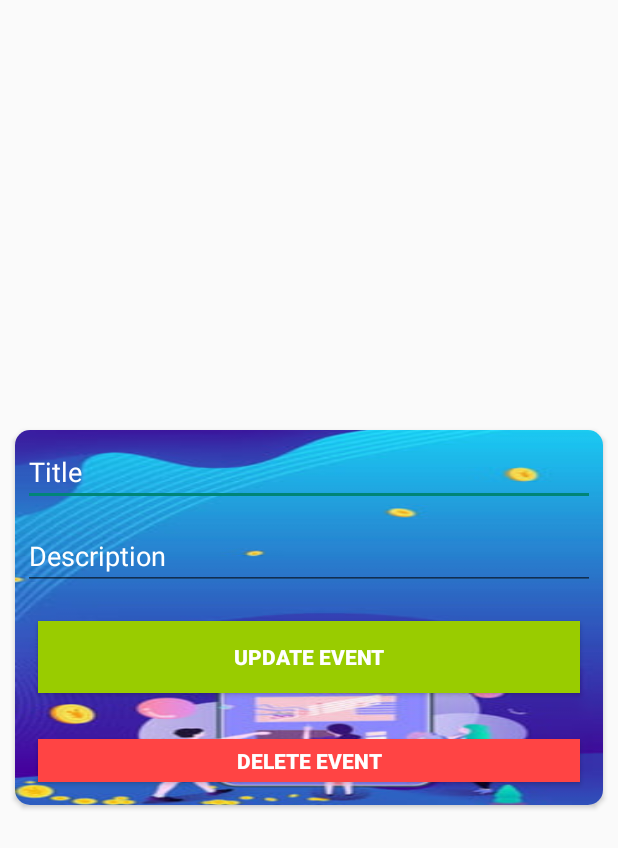
After one commit to Sananthkc/Personal-Info-Sys, an Android app: the layout activity_event_edit.xml on its own in the app's theme, with its tools: preview values and no code run, on a phone screen of 412 x 824 dp. The commit adds this screen. Shown: the top 848 px of the screen. Run offline under Robolectric (Android 15) with nearby library versions, the phone set to English and light mode, and no system bars.

Commit message:
recycler view error

```diff
--- a/app/build.gradle
+++ b/app/build.gradle
@@ -34,6 +34,7 @@ dependencies {
     implementation 'com.google.firebase:firebase-storage:19.2.0'
     implementation 'com.google.firebase:firebase-firestore:22.0.0'
     implementation 'com.squareup.picasso:picasso:2.71828'
+    implementation 'androidx.cardview:cardview:1.0.0'
     testImplementation 'junit:junit:4.12'
     androidTestImplementation 'androidx.test.ext:junit:1.1.2'
     androidTestImplementation 'androidx.test.espresso:espresso-core:3.3.0'
--- a/app/src/main/AndroidManifest.xml
+++ b/app/src/main/AndroidManifest.xml
@@ -9,7 +9,9 @@
         android:roundIcon="@mipmap/ic_launcher_round"
         android:supportsRtl="true"
         android:theme="@style/AppTheme">
-        <activity android:name=".Add_info"></activity>
+        <activity android:name=".addinfo2"></activity>
+        <activity android:name=".home2" />
+        <activity android:name=".Add_info" />
         <activity android:name=".home" />
         <activity android:name=".Registration" />
         <activity android:name=".MainActivity">
--- /dev/null
+++ b/app/src/main/res/layout/activity_event_edit.xml
@@ -0,0 +1,62 @@
+<?xml version="1.0" encoding="utf-8"?>
+<androidx.cardview.widget.CardView
+    app:cardBackgroundColor="#FFFF"
+    android:layout_margin="10dp"
+    app:cardCornerRadius="10dp"
+    android:layout_gravity="center"
+    android:orientation="vertical"
+    xmlns:android="http://schemas.android.com/apk/res/android"
+    xmlns:app="http://schemas.android.com/apk/res-auto"
+    xmlns:tools="http://schemas.android.com/tools"
+    android:layout_width="match_parent"
+    android:layout_height="wrap_content"
+
+    >
+
+    <LinearLayout
+        android:layout_width="match_parent"
+        android:layout_height="250dp"
+        android:background="@drawable/bglgn"
+        android:orientation="vertical">
+
+        <EditText
+            android:id="@+id/title"
+            android:layout_width="match_parent"
+            android:layout_height="wrap_content"
+            android:layout_margin="5dp"
+            android:hint="Title"
+            android:textColor="@android:color/white"
+            android:textColorHint="@android:color/white" />
+
+        <EditText
+            android:id="@+id/desc"
+            android:layout_width="match_parent"
+            android:layout_height="wrap_content"
+            android:layout_margin="5dp"
+            android:hint="Description"
+            android:textColor="@android:color/white"
+            android:textColorHint="@android:color/white" />
+
+
+        <Button
+            android:id="@+id/updatesbutton"
+            android:layout_width="match_parent"
+            android:layout_height="wrap_content"
+            android:layout_margin="15dp"
+            android:background="@android:color/holo_green_light"
+            android:text="Update Event"
+            android:textColor="@android:color/white"
+            android:textStyle="bold" />
+
+        <Button
+            android:id="@+id/deletedbutton"
+            android:layout_width="match_parent"
+            android:layout_height="wrap_content"
+            android:layout_margin="15dp"
+            android:background="@android:color/holo_red_light"
+            android:text="Delete Event"
+            android:textColor="@android:color/white"
+            android:textStyle="bold" />
+
+    </LinearLayout>
+</androidx.cardview.widget.CardView>
--- a/app/src/main/res/values/styles.xml
+++ b/app/src/main/res/values/styles.xml
@@ -1,6 +1,6 @@
 <resources>
     <!-- Base application theme. -->
-    <style name="AppTheme" parent="Theme.AppCompat.Light.NoActionBar">
+    <style name="AppTheme.NoActionbar" parent="Theme.AppCompat.Light.NoActionBar">
         <!-- Customize your theme here. -->
         <item name="colorPrimary">@color/colorPrimary</item>
         <item name="colorPrimaryDark">@color/colorPrimaryDark</item>
```
Also changed, not shown: app/src/main/java/com/asd/personalinformationsystem/EventAdapter.java (added, +75 -0 lines), app/src/main/java/com/asd/personalinformationsystem/EventEdit.java (added, +98 -0 lines), app/src/main/java/com/asd/personalinformationsystem/Listdata.java (added, +43 -0 lines), app/src/main/java/com/asd/personalinformationsystem/addinfo2.java (added, +70 -0 lines), app/src/main/java/com/asd/personalinformationsystem/home.java (+10 -1 lines), app/src/main/java/com/asd/personalinformationsystem/home2.java (added, +72 -0 lines), app/src/main/res/layout/activity_addinfo2.xml (added, +54 -0 lines), app/src/main/res/layout/activity_home.xml (+17 -0 lines), app/src/main/res/layout/activity_home2.xml (added, +29 -0 lines), app/src/main/res/layout/event_contents.xml (added, +12 -0 lines), app/src/main/res/layout/event_item.xml (added, +37 -0 lines).
